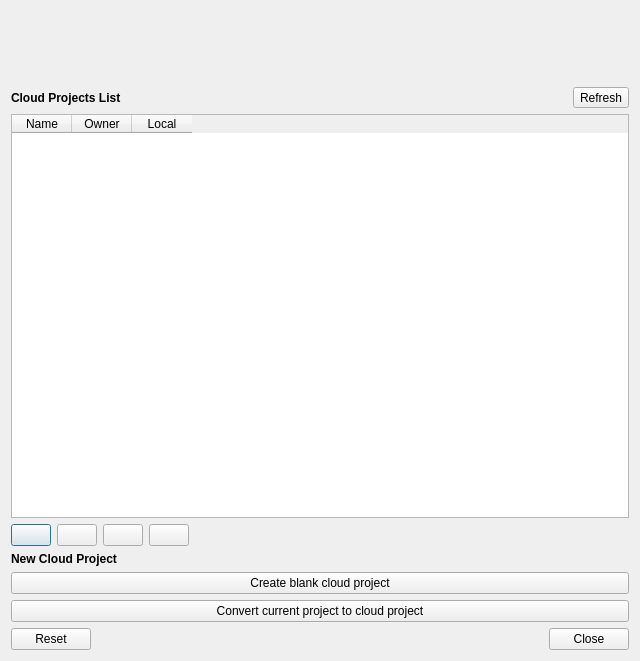
Old version of the form qfieldsync/ui/cloud_projects_dialog.ui in the repository opengisch/qfieldsync.
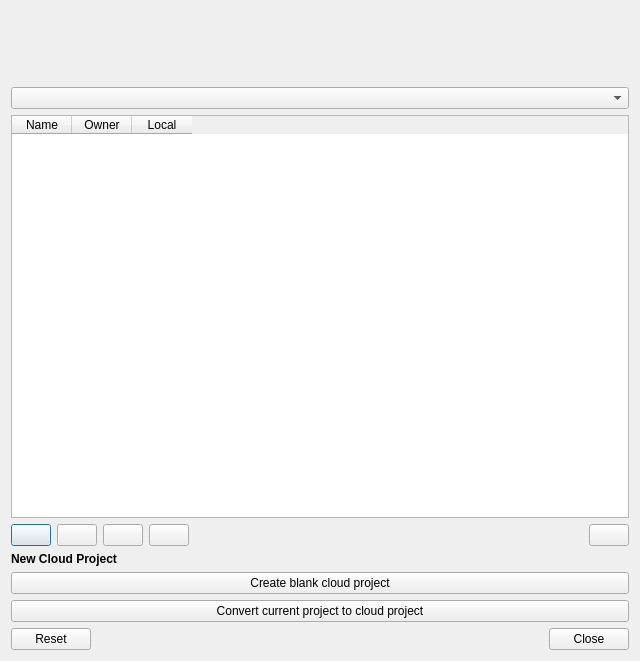
New version of the form. Icons and pictures are not drawn.

Commit message: Add community projects to the cloud projects dialogs

Diff of the .ui file:
```diff
--- a/qfieldsync/ui/cloud_projects_dialog.ui
+++ b/qfieldsync/ui/cloud_projects_dialog.ui
@@ -114,48 +114,7 @@
         <number>0</number>
        </property>
        <item>
-        <layout class="QHBoxLayout" name="projectsSelectButtonLayout" stretch="0,0,0">
-         <item>
-          <widget class="QLabel" name="projectsListLabel">
-           <property name="font">
-            <font>
-             <weight>75</weight>
-             <bold>true</bold>
-            </font>
-           </property>
-           <property name="text">
-            <string>Cloud Projects List</string>
-           </property>
-          </widget>
-         </item>
-         <item>
-          <spacer name="projectsSelectButtonSpacer">
-           <property name="orientation">
-            <enum>Qt::Horizontal</enum>
-           </property>
-           <property name="sizeHint" stdset="0">
-            <size>
-             <width>40</width>
-             <height>20</height>
-            </size>
-           </property>
-          </spacer>
-         </item>
-         <item>
-          <widget class="QToolButton" name="refreshButton">
-           <property name="toolTip">
-            <string>Refresh Projects List</string>
-           </property>
-           <property name="text">
-            <string>Refresh</string>
-           </property>
-           <property name="icon">
-            <iconset>
-             <normaloff>../resources/refresh.svg</normaloff>../resources/refresh.svg</iconset>
-           </property>
-          </widget>
-         </item>
-        </layout>
+        <widget class="QComboBox" name="projectsType"/>
        </item>
        <item>
         <widget class="QTableWidget" name="projectsTable">
@@ -274,6 +233,20 @@
            </property>
           </spacer>
          </item>
+         <item>
+          <widget class="QPushButton" name="refreshButton">
+           <property name="toolTip">
+            <string>Refresh Cloud Projects List</string>
+           </property>
+           <property name="text">
+            <string></string>
+           </property>
+           <property name="icon">
+            <iconset>
+             <normaloff>../resources/refresh.svg</normaloff>../resources/refresh.svg</iconset>
+           </property>
+          </widget>
+         </item>
         </layout>
        </item>
        <item>
```
Left out of the diff: 6 changed lines with no effect on the pictures. The commit also changes 1 other file.
